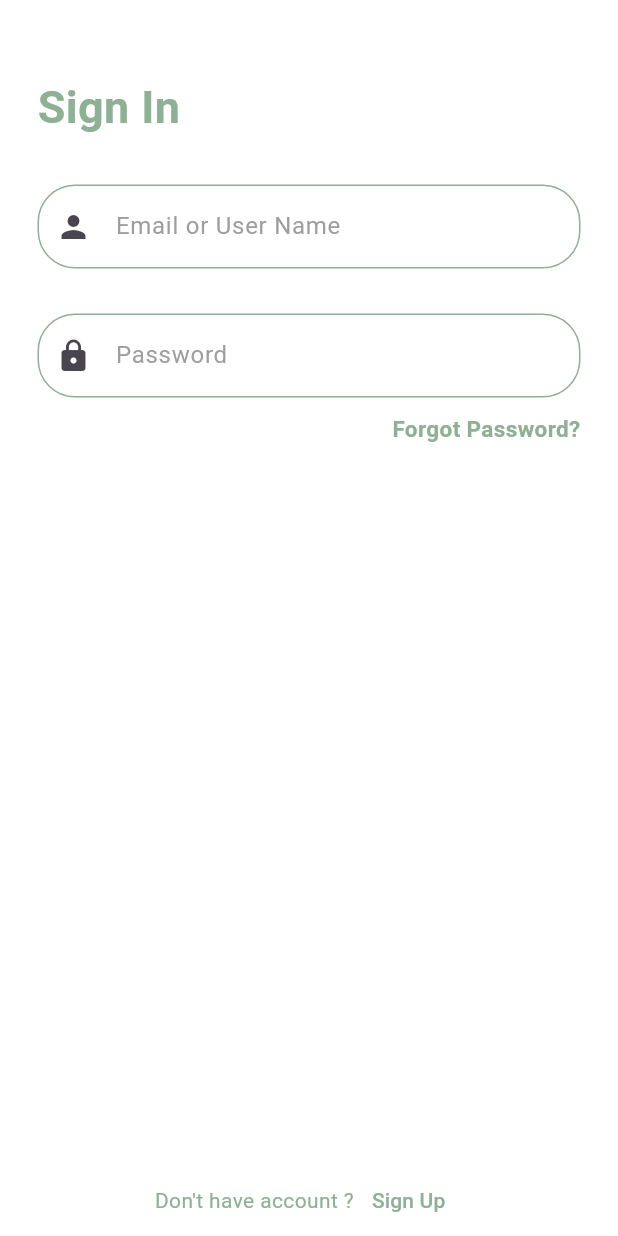
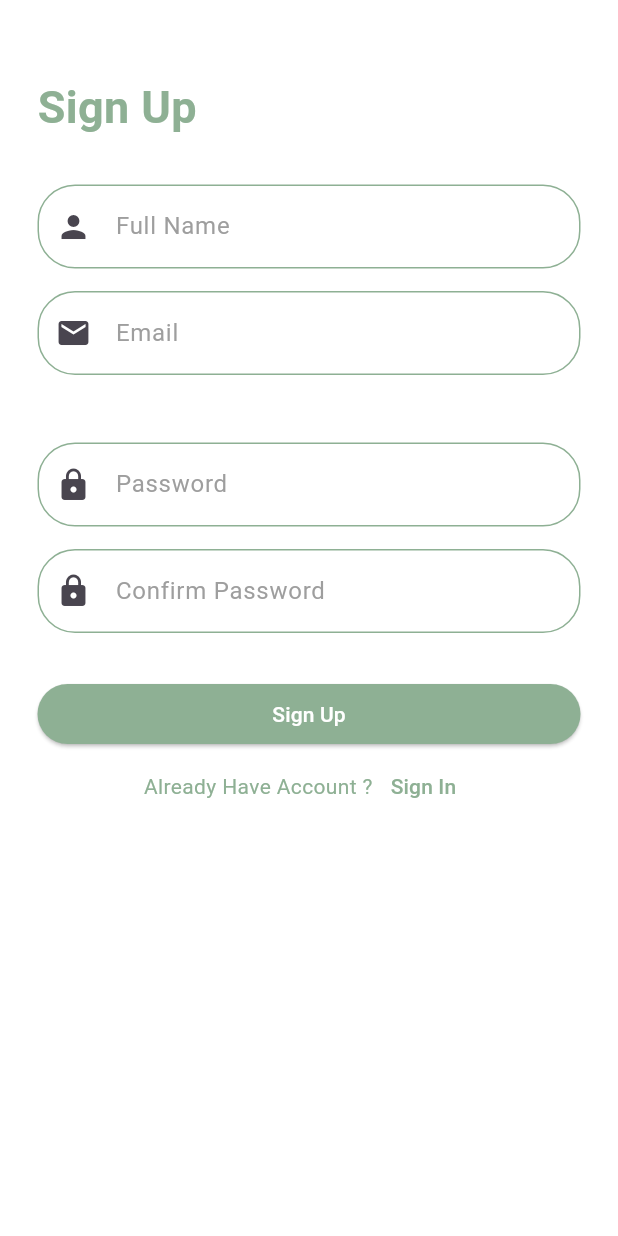
Before and after one commit to RestoRun1/resto_run_mobile, a Flutter app: the screen it shows after launch, after a tap on "Sign Up", on a phone screen of 412 x 824 dp. Run offline on Flutter 3.47's test engine with Material 3 defaults, Android fonts, the phone set to English and light mode, and no system bars.

Commit message:
Sign In and Sign Up is ready. Bottom Pages Button works

```diff
--- /dev/null
+++ b/lib/Components/EndPageTextButton.dart
@@ -0,0 +1,41 @@
+import 'package:flutter/material.dart';
+
+class EndPageTextButton extends StatelessWidget {
+  final String description;
+  final String buttonText;
+  final Function touchButton;
+
+  const EndPageTextButton(
+      {super.key,
+      required this.description,
+      required this.buttonText,
+      required this.touchButton});
+
+  void click() {
+    print("Go Sign Up Button Works");
+  }
+
+  @override
+  Widget build(BuildContext context) {
+    return Row(
+      children: [
+        Text(
+          description,
+          style: TextStyle(
+            color: Color.fromRGBO(142, 176, 148, 1),
+          ),
+        ),
+        TextButton(
+            onPressed: () {
+              touchButton(context);
+            },
+            child: Text(
+              buttonText,
+              style: TextStyle(
+                color: Color.fromRGBO(142, 176, 148, 1),
+              ),
+            )),
+      ],
+    );
+  }
+}
--- a/lib/Components/GoSignUpButton.dart
+++ /dev/null
@@ -1,33 +0,0 @@
-import 'package:flutter/material.dart';
-
-class GoSignUpButton extends StatelessWidget {
-  void click() {
-    print("Go Sign Up Button Works");
-  }
-
-  const GoSignUpButton({super.key});
-
-  @override
-  Widget build(BuildContext context) {
-    return Row(
-      children: [
-        const Text(
-          "Don't have account ?",
-          style: TextStyle(
-            color: Color.fromRGBO(142, 176, 148, 1),
-          ),
-        ),
-        TextButton(
-            onPressed: () {
-              print("s");
-            },
-            child:
-              Text("Sign Up",
-                   style: TextStyle(
-                    color: Color.fromRGBO(142, 176, 148, 1),
-                   ),
-            )),
-      ],
-    );
-  }
-}
--- a/lib/Components/MyTextField.dart
+++ b/lib/Components/MyTextField.dart
@@ -4,13 +4,14 @@ class MyTextField extends StatelessWidget {
   final controller;
   final String hintText;
   final bool obscureText;
+  final Icon icon;
 
-  const MyTextField({
-    super.key,
-    required this.controller,
-    required this.hintText,
-    required this.obscureText,
-  });
+  const MyTextField(
+      {super.key,
+      required this.controller,
+      required this.hintText,
+      required this.obscureText,
+      required this.icon});
 
   @override
   Widget build(BuildContext context) {
@@ -20,27 +21,23 @@ class MyTextField extends StatelessWidget {
         controller: controller,
         obscureText: obscureText,
         decoration: InputDecoration(
-
             enabledBorder:
                 // ignore: prefer_const_constructors
                 OutlineInputBorder(
-                  borderSide: BorderSide(color: Color.fromRGBO(142, 176, 148, 1)),
-                  borderRadius: BorderRadius.circular(25)
-                  ),
-
+                    borderSide:
+                        BorderSide(color: Color.fromRGBO(142, 176, 148, 1)),
+                    borderRadius: BorderRadius.circular(25)),
             focusedBorder:
                 // ignore: prefer_const_constructors
                 OutlineInputBorder(
-                  borderSide: BorderSide(color: Color.fromRGBO(142, 176, 148, 1)),
-                  borderRadius: BorderRadius.circular(50)
-                  ),
-
+                    borderSide:
+                        BorderSide(color: Color.fromRGBO(142, 176, 148, 1)),
+                    borderRadius: BorderRadius.circular(50)),
             fillColor: Colors.white,
             filled: true,
-            hintText : hintText,
+            hintText: hintText,
             hintStyle: const TextStyle(color: Colors.grey),
-            prefixIcon: Icon(Icons.person)
-        ),
+            prefixIcon: icon),
       ),
     );
   }
--- a/lib/Pages/SignIn.dart
+++ b/lib/Pages/SignIn.dart
@@ -1,33 +1,40 @@
 import 'package:flutter/material.dart';
-import 'package:resto_run_mobile/Components/GoSignUpButton.dart';
+import 'package:resto_run_mobile/Components/EndPageTextButton.dart';
 import 'package:resto_run_mobile/Components/MyTextField.dart';
 import 'package:resto_run_mobile/Components/PasswordTextField.dart';
 import 'package:resto_run_mobile/Components/SignInButton.dart';
+import 'package:resto_run_mobile/Pages/SignUp.dart';
 
 class SignIn extends StatelessWidget {
   SignIn({super.key});
 
   final usernameController = TextEditingController();
   final passwordController = TextEditingController();
+  final personIcon = const Icon(Icons.person);
 
+
+  void goSignUp(BuildContext context){
+    Navigator.pushNamed(context, '/signUp');
+  }
 
   @override
   Widget build(BuildContext context) {
+
     return Scaffold(
+        resizeToAvoidBottomInset: false,
         backgroundColor: Colors.white,
         body: SafeArea(
             child: Center(
           child: Column(
             children: [
-
               const SizedBox(height: 50),
-
               const Padding(
                 padding: EdgeInsets.symmetric(horizontal: 25),
                 child: Row(
                   mainAxisAlignment: MainAxisAlignment.start,
                   children: [
-                        Text("Sign In",
+                    Text(
+                      "Sign In",
                       style: TextStyle(
                         color: Color.fromRGBO(142, 176, 148, 1),
                         fontSize: 30,
@@ -37,56 +44,68 @@ class SignIn extends StatelessWidget {
                   ],
                 ),
               ),
+              const SizedBox(
+                height: 30,
+              ),
+              MyTextField(
+                  controller: usernameController,
+                  hintText: "Email or User Name",
+                  obscureText: false,
+                  icon: personIcon,),
+              const SizedBox(
+                height: 30,
+              ),
+              PasswordTextField(
+                  controller: passwordController,
+                  hintText: "Password",
+                  obscureText: true),
 
-                  SizedBox(height: 30,),
-
-                  MyTextField(
-                    controller: usernameController, hintText: "Email or User Name", obscureText: false
+              const SizedBox(
+                height: 10,
               ),
 
-                  SizedBox(height: 30,),
 
-                  PasswordTextField(controller: passwordController, hintText: "Password", obscureText: true),
-
-                  SizedBox(height: 10,),
-
-                  const Row(
+              Row(
                 mainAxisAlignment: MainAxisAlignment.end,
                 children: [
                   Padding(
                       padding: EdgeInsets.symmetric(horizontal: 25),
-                        child: Text("Forgot Password?",
+                      child: TextButton(
+                        onPressed: () {
+                          print("Forgot Password Clicked");
+                        },
+                        child: const Text(
+                          "Forgot Password?",
                           style: TextStyle(
                             color: Color.fromRGBO(142, 176, 148, 1),
                             fontSize: 15,
                             fontWeight: FontWeight.bold,
                           ),
+                        ),
+                      )),
+                ],
+              ),
+              const SizedBox(
+                height: 10,
+              ),
 
+              const SignInButton(text: "Sign In"),
+              const Spacer(),
+              Row(
+                mainAxisAlignment: MainAxisAlignment.center,
+                children: [
+                  Padding(
+                    padding: EdgeInsets.symmetric(horizontal: 25),
+                    child: EndPageTextButton(
+                      description: "Don't Have Account ?",
+                      buttonText: "Sign Up",
+                      touchButton: goSignUp,
                     ),
                   ),
                 ],
               ),
-
-                  const Spacer(),
-
-                  const Row(
-                    mainAxisAlignment: MainAxisAlignment.center,
-                    children: [
-
-                      Padding(
-                        padding: EdgeInsets.symmetric(horizontal: 25),
-                        child: GoSignUpButton(),
-                      ),
-
-                    ],
-
-
-                  ),
             ],
           ),
-
-
-
         )));
   }
 }
--- /dev/null
+++ b/lib/Pages/SignUp.dart
@@ -0,0 +1,100 @@
+import 'package:flutter/material.dart';
+import 'package:resto_run_mobile/Components/EndPageTextButton.dart';
+import 'package:resto_run_mobile/Components/MyTextField.dart';
+import 'package:resto_run_mobile/Components/PasswordTextField.dart';
+import 'package:resto_run_mobile/Components/SignInButton.dart';
+import 'package:resto_run_mobile/Pages/SignIn.dart';
+
+final passwordController = TextEditingController();
+final confirmPasswordController = TextEditingController();
+final nameController = TextEditingController();
+final emailController = TextEditingController();
+
+final personIcon = const Icon(Icons.person);
+final emailIcon = const Icon(Icons.email);
+
+class SignUp extends StatelessWidget {
+  SignUp({super.key});
+
+  void goSignIn(BuildContext context) {
+    Navigator.pushNamed(context, '/signIn');
+  }
+
+  @override
+  Widget build(BuildContext context) {
+    return Scaffold(
+        backgroundColor: Colors.white,
+        body: SafeArea(
+
+                  child: SingleChildScrollView(
+                    child: Column( mainAxisAlignment: MainAxisAlignment.center, children: [
+
+                      SizedBox(height: 50,),
+
+                      const Padding(
+                        padding: EdgeInsets.symmetric(horizontal: 25),
+                        child: Row(
+                          mainAxisAlignment: MainAxisAlignment.start,
+                          children:<Widget>[
+                            Text(
+                              "Sign Up",
+                              style: TextStyle(
+                                color: Color.fromRGBO(142, 176, 148, 1),
+                                fontSize: 30,
+                                fontWeight: FontWeight.bold,
+                              ),
+                            )
+                          ],
+                        ),
+                      ),
+                      const SizedBox(height: 30),
+                      MyTextField(
+                          controller: nameController,
+                          hintText: "Full Name",
+                          obscureText: false,
+                          icon: personIcon),
+                      const SizedBox(
+                        height: 15,
+                      ),
+                      MyTextField(
+                          controller: emailController,
+                          hintText: "Email",
+                          obscureText: false,
+                          icon: emailIcon),
+                      const SizedBox(height: 45),
+                      PasswordTextField(
+                          controller: passwordController,
+                          hintText: "Password",
+                          obscureText: false),
+                      const SizedBox(
+                        height: 15,
+                      ),
+                      PasswordTextField(
+                          controller: confirmPasswordController,
+                          hintText: "Confirm Password",
+                          obscureText: false),
+                      const SizedBox(
+                        height: 30,
+                      ),
+                      const SignInButton(text: "Sign Up"),
+
+                      Row(
+                        mainAxisAlignment: MainAxisAlignment.center,
+                        children: [
+                          Padding(
+                            padding: EdgeInsets.symmetric(horizontal: 25),
+                            child: EndPageTextButton(
+                              description: "Already Have Account ?",
+                              buttonText: "Sign In",
+                              touchButton: goSignIn,
+                            ),
+                          )
+                        ],
+                      )
+                    ]),
+                  ),
+
+
+                        ));
+  }
+}
--- a/lib/main.dart
+++ b/lib/main.dart
@@ -1,4 +1,5 @@
 import 'package:flutter/material.dart';
+import 'package:resto_run_mobile/Pages/SignUp.dart';
 import 'Pages/SignIn.dart';
 
 void main() {
@@ -14,6 +15,10 @@
     return MaterialApp(
       debugShowCheckedModeBanner: false,
       home: SignIn(),
+      routes: {
+        '/signIn' : (context) => SignIn(),
+        '/signUp' : (context) => SignUp()
+      },
     );
 
     /*
```
Lines whose indentation alone changed are shown as unchanged.
